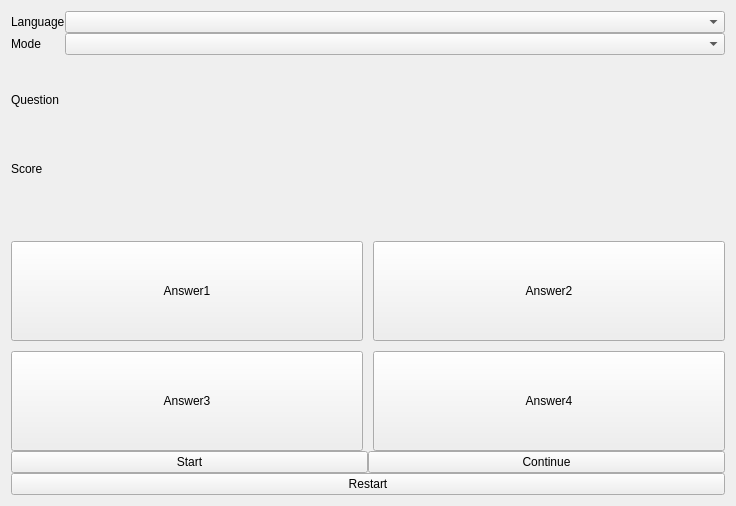
The window that widgetgame.ui (sangpham2710/CS163-Project) describes before a commit, drawn with Qt 5.
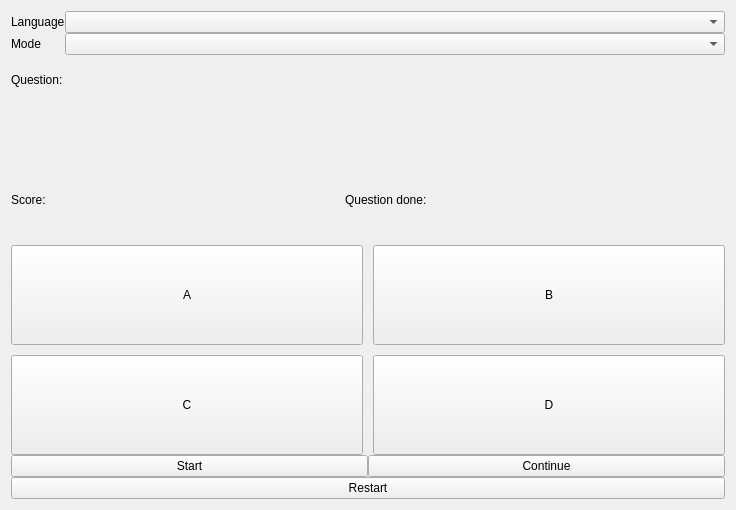
The same window after the commit.

Commit message: add answer label

Diff of the .ui file:
```diff
--- a/widgetgame.ui
+++ b/widgetgame.ui
@@ -13,7 +13,7 @@
   <property name="windowTitle">
    <string>Form</string>
   </property>
-  <layout class="QVBoxLayout" name="verticalLayout_4">
+  <layout class="QVBoxLayout" name="verticalLayout_5">
    <property name="spacing">
     <number>0</number>
    </property>
@@ -87,11 +87,11 @@
        <property name="minimumSize">
         <size>
          <width>0</width>
-         <height>70</height>
+         <height>50</height>
         </size>
        </property>
        <property name="text">
-        <string>Question</string>
+        <string>Question:</string>
        </property>
       </widget>
      </item>
@@ -106,7 +106,7 @@
        <property name="minimumSize">
         <size>
          <width>0</width>
-         <height>90</height>
+         <height>50</height>
         </size>
        </property>
        <property name="font">
@@ -127,6 +127,85 @@
      </item>
     </layout>
    </item>
+   <item>
+    <layout class="QVBoxLayout" name="verticalLayout_4">
+     <property name="spacing">
+      <number>0</number>
+     </property>
+     <item>
+      <layout class="QHBoxLayout" name="horizontalLayout_2">
+       <item>
+        <widget class="QLabel" name="labelAnswer1">
+         <property name="minimumSize">
+          <size>
+           <width>0</width>
+           <height>40</height>
+          </size>
+         </property>
+         <property name="text">
+          <string/>
+         </property>
+         <property name="wordWrap">
+          <bool>true</bool>
+         </property>
+        </widget>
+       </item>
+       <item>
+        <widget class="QLabel" name="labelAnswer2">
+         <property name="minimumSize">
+          <size>
+           <width>0</width>
+           <height>40</height>
+          </size>
+         </property>
+         <property name="text">
+          <string/>
+         </property>
+         <property name="wordWrap">
+          <bool>true</bool>
+         </property>
+        </widget>
+       </item>
+      </layout>
+     </item>
+     <item>
+      <layout class="QHBoxLayout" name="horizontalLayout_4">
+       <item>
+        <widget class="QLabel" name="labelAnswer3">
+         <property name="minimumSize">
+          <size>
+           <width>0</width>
+           <height>40</height>
+          </size>
+         </property>
+         <property name="text">
+          <string/>
+         </property>
+         <property name="wordWrap">
+          <bool>true</bool>
+         </property>
+        </widget>
+       </item>
+       <item>
+        <widget class="QLabel" name="labelAnswer4">
+         <property name="minimumSize">
+          <size>
+           <width>0</width>
+           <height>40</height>
+          </size>
+         </property>
+         <property name="text">
+          <string/>
+         </property>
+         <property name="wordWrap">
+          <bool>true</bool>
+         </property>
+        </widget>
+       </item>
+      </layout>
+     </item>
+    </layout>
+   </item>
    <item>
     <layout class="QHBoxLayout" name="horizontalLayout_6">
      <item>
@@ -138,7 +217,7 @@
         </sizepolicy>
        </property>
        <property name="text">
-        <string>Score</string>
+        <string>Score:</string>
        </property>
       </widget>
      </item>
@@ -155,6 +234,26 @@
        </property>
       </widget>
      </item>
+     <item>
+      <widget class="QLabel" name="labelQuestionDone">
+       <property name="sizePolicy">
+        <sizepolicy hsizetype="Fixed" vsizetype="Preferred">
+         <horstretch>0</horstretch>
+         <verstretch>0</verstretch>
+        </sizepolicy>
+       </property>
+       <property name="text">
+        <string>Question done:</string>
+       </property>
+      </widget>
+     </item>
+     <item>
+      <widget class="QLabel" name="labelQuestionCount">
+       <property name="text">
+        <string/>
+       </property>
+      </widget>
+     </item>
     </layout>
    </item>
    <item>
@@ -177,7 +276,7 @@
      </property>
      <item>
       <layout class="QGridLayout" name="gridLayout_2">
-       <item row="0" column="1">
+       <item row="0" column="0">
         <layout class="QGridLayout" name="gridLayout">
          <property name="spacing">
           <number>10</number>
@@ -209,7 +308,7 @@
             <bool>false</bool>
            </property>
            <property name="text">
-            <string>Answer1</string>
+            <string>A</string>
            </property>
           </widget>
          </item>
@@ -228,7 +327,7 @@
             </size>
            </property>
            <property name="text">
-            <string>Answer2</string>
+            <string>B</string>
            </property>
           </widget>
          </item>
@@ -247,7 +346,7 @@
             </size>
            </property>
            <property name="text">
-            <string>Answer3</string>
+            <string>C</string>
            </property>
           </widget>
          </item>
@@ -266,7 +365,7 @@
             </size>
            </property>
            <property name="text">
-            <string>Answer4</string>
+            <string>D</string>
            </property>
           </widget>
          </item>
```
The commit also changes 2 other files.
